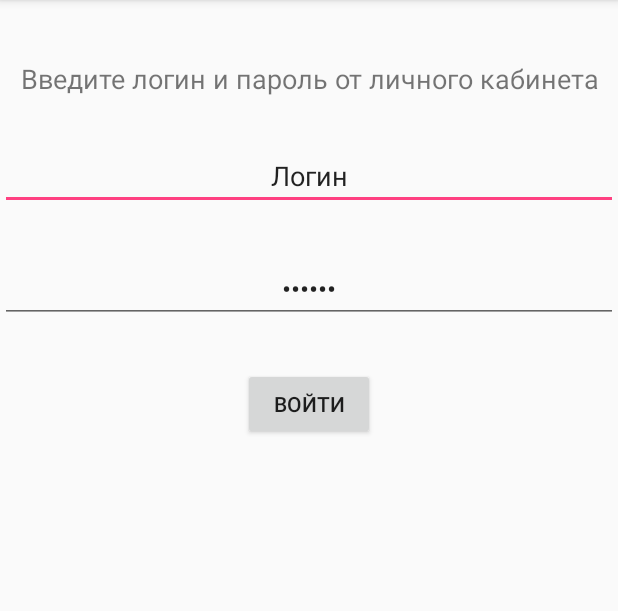
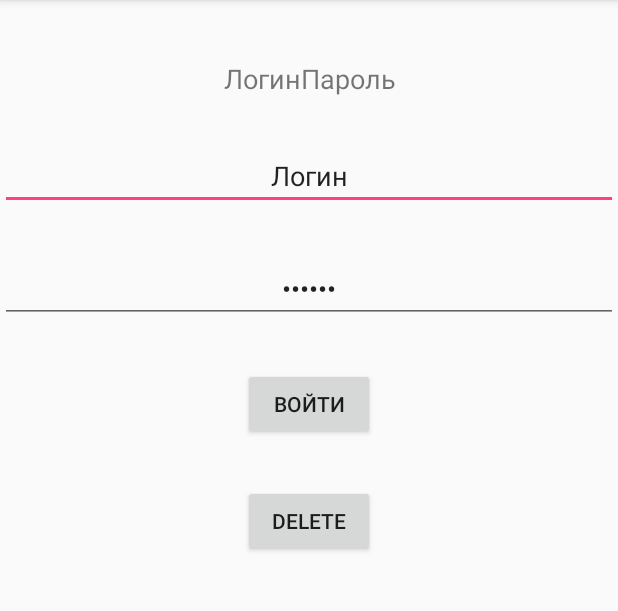
Before and after one commit to danya140/Schedule, an Android app: the screen it shows after launch (AuthActivity), after a tap on "ВОЙТИ", on a phone screen of 412 x 824 dp, the part 84-695 px from its top. Run offline under Robolectric (Android 15) with nearby library versions, the phone set to English and light mode, and no system bars.

Commit message:
Working on integration pc code

```diff
--- a/app/src/main/AndroidManifest.xml
+++ b/app/src/main/AndroidManifest.xml
@@ -1,6 +1,9 @@
 <?xml version="1.0" encoding="utf-8"?>
 <manifest xmlns:android="http://schemas.android.com/apk/res/android"
     package="com.danya140.schedule" >
+
+    <uses-permission android:name="android.permission.INTERNET" />
+    <uses-permission android:name="android.permission.ACCESS_NETWORK_STATE" />
 
     <application
         android:allowBackup="true"
--- a/app/src/main/java/com/danya140/schedule/AuthActivity.java
+++ b/app/src/main/java/com/danya140/schedule/AuthActivity.java
@@ -1,10 +1,15 @@
 package com.danya140.schedule;
 
+import android.content.Context;
 import android.os.Bundle;
 import android.support.v7.app.AppCompatActivity;
 import android.view.View;
 import android.widget.Button;
 import android.widget.EditText;
+import android.widget.TextView;
+
+import java.io.FileOutputStream;
+import java.io.IOException;
 
 /**
  * Created by Данил on 19.02.2016.
@@ -12,8 +17,10 @@ import android.widget.EditText;
 public class AuthActivity extends AppCompatActivity {
 
     private Button mAuthButton;
+    private Button mDelBuutton;
     private EditText mLoginView;
     private EditText mPassView;
+    private TextView mTester;
     private String mLoginString;
     private String mPassString;
 
@@ -24,13 +31,38 @@ public class AuthActivity extends AppCompatActivity {
 
         mLoginView = (EditText) findViewById(R.id.login_edit_text);
         mPassView = (EditText) findViewById(R.id.password_edit_text);
+        mTester =(TextView) findViewById(R.id.tester_auth);
 
         mAuthButton = (Button) findViewById(R.id.auth_button);
         mAuthButton.setOnClickListener(new View.OnClickListener() {
             @Override
             public void onClick(View v) {
-                mLoginString = mLoginView.getText();
+                mLoginString = mLoginView.getText().toString();
+                mPassString = mPassView.getText().toString();
+                mTester.setText(mLoginString+mPassString);
+                AuthActivity.this.saveAuthInf(mLoginString,mPassString);
+            }
+        });
+
+        mDelBuutton = (Button) findViewById(R.id.del_button);
+        mDelBuutton.setOnClickListener(new View.OnClickListener() {
+            @Override
+            public void onClick(View v) {
+                deleteFile(Constants.FILE);
             }
         });
     }
+
+    protected void saveAuthInf(String mLoginString, String mPassString){
+
+        try {
+            FileOutputStream outputStream = openFileOutput(Constants.FILE, Context.MODE_PRIVATE);
+            outputStream.write(mLoginString.getBytes());
+            outputStream.write("\n".getBytes());
+            outputStream.write(mPassString.getBytes());
+            outputStream.close();
+        } catch (IOException e){
+        }
+    }
+
 }
--- a/app/src/main/java/com/danya140/schedule/Constants.java
+++ b/app/src/main/java/com/danya140/schedule/Constants.java
@@ -1,5 +1,9 @@
 package com.danya140.schedule;
 
+
+import android.content.Context;
+
+import java.io.File;
 
 /**
  * Created by Данил on 20.02.2016.
--- a/app/src/main/java/com/danya140/schedule/MainActivity.java
+++ b/app/src/main/java/com/danya140/schedule/MainActivity.java
@@ -5,7 +5,10 @@ import android.support.v7.app.AppCompatActivity;
 import android.os.Bundle;
 import android.widget.TextView;
 
+import java.io.BufferedReader;
 import java.io.File;
+import java.io.FileNotFoundException;
+import java.io.InputStreamReader;
 
 public class MainActivity extends AppCompatActivity {
 
@@ -14,17 +17,17 @@ public class MainActivity extends AppCompatActivity {
         super.onCreate(savedInstanceState);
         setContentView(R.layout.activity_main);
 
-        if(checkFile()){
+        try{
+            BufferedReader reader = new BufferedReader(new InputStreamReader(
+                    openFileInput(Constants.FILE)));
+
             Intent schedule = new Intent(this,ScheduleActivity.class);
             startActivity(schedule);
-        } else {
+
+        } catch (FileNotFoundException ex){
             Intent login = new Intent(this,AuthActivity.class);
             startActivity(login);
         }
     }
 
-    private boolean checkFile(){
-        File auth= new File(Constants.FILE);
-        return auth.exists();
-    }
 }
--- a/app/src/main/res/layout/activity_auth.xml
+++ b/app/src/main/res/layout/activity_auth.xml
@@ -7,7 +7,8 @@
     <TextView android:text="@string/welcom_auth_msg" android:layout_width="wrap_content"
         android:layout_height="wrap_content"
         android:layout_marginTop="40dp"
-        android:textSize="18dp" android:gravity="center_horizontal"/>
+        android:textSize="18dp" android:gravity="center_horizontal"
+        android:id="@+id/tester_auth"/>
 
     <EditText
         android:layout_width="match_parent"
@@ -32,4 +33,10 @@
         android:id="@+id/auth_button"
         android:layout_marginTop="30dp"
         android:text="@string/auth_button_text"/>
+    <Button
+        android:layout_width="wrap_content"
+        android:layout_height="wrap_content"
+        android:id="@+id/del_button"
+        android:layout_marginTop="30dp"
+        android:text="@string/del_button_text"/>
 </LinearLayout>
--- a/app/src/main/res/values/strings.xml
+++ b/app/src/main/res/values/strings.xml
@@ -5,6 +5,7 @@
     <string name="login_text">Логин</string>
     <string name="pass_text">Пароль</string>
     <string name="auth_button_text">Войти</string>
+    <string name="del_button_text">Delete</string>
     <!--Res for main activity -->
     <string name="test_text">Test</string>
 </resources>
```
Also changed, not shown: app/src/main/java/com/danya140/schedule/ScheduleActivity.java (+53 -0 lines), app/src/main/res/layout/avtivity_schedule.xml (+7 -0 lines).
